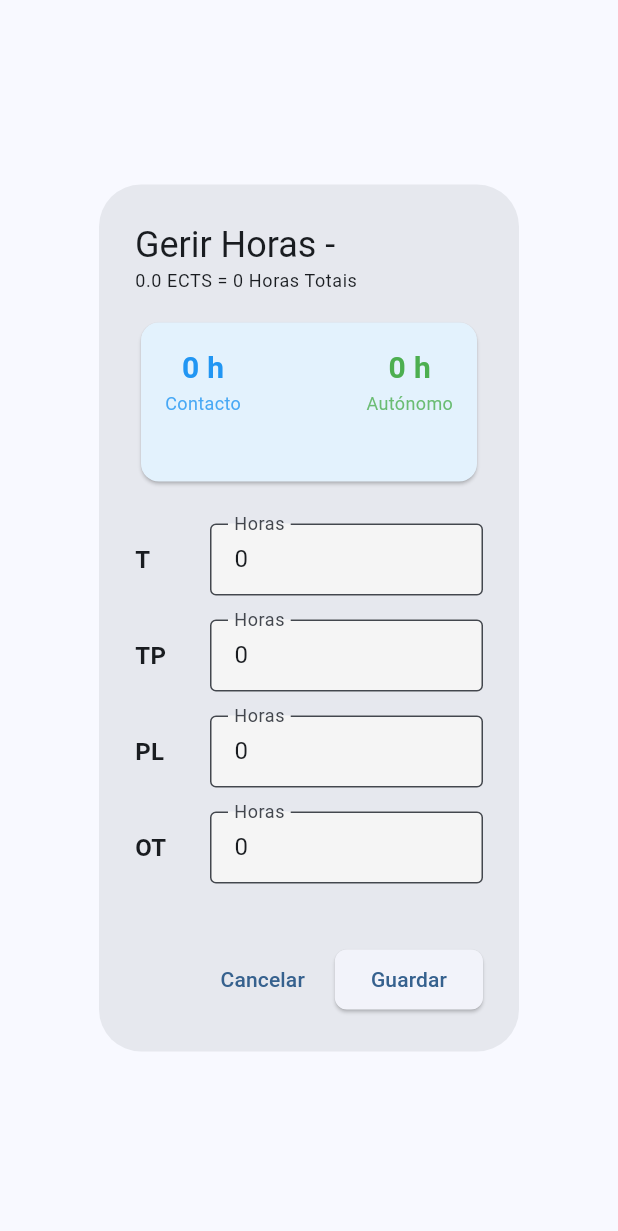
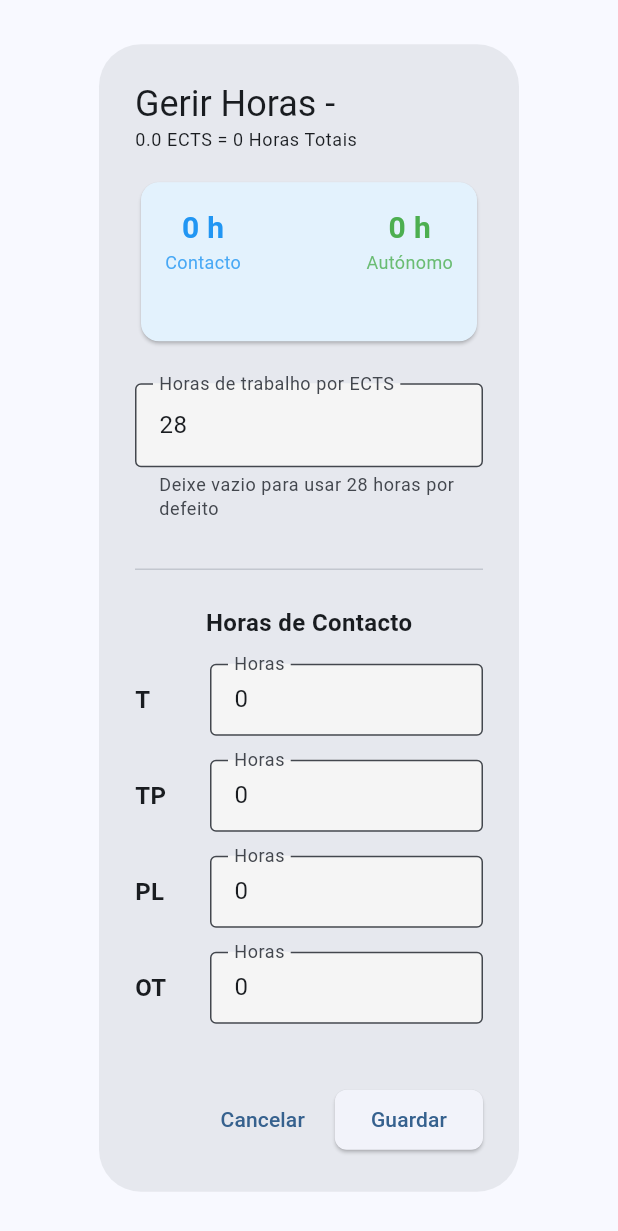
Before and after one commit to andre-frr/projetoLDS, a Flutter app: the UCHorasDialog widget shown alone on an empty page, opened directly with empty values, on a phone screen of 412 x 824 dp. Shown: the top 1231 px of the screen. Run offline on Flutter 3.47's test engine with Material 3 defaults, Android fonts, the light colour scheme and no system bars; our stand-ins replace dio, flutter_secure_storage, graphql_flutter, jwt_decoder, logger; accounts and stored records are empty; network calls fail.

Commit message:
Improve docente and UC dialogs with area and ECTS hours
Docente creation and editing dialogs now use a dropdown for selecting scientific area, improving usability and validation. UC hours dialog allows customizing hours per ECTS credit, making total hours calculation flexible. Also fixed Next.js server directory resolution for local and Docker environments.

```diff
--- a/mobile/lib/widgets/uc_horas_dialog.dart
+++ b/mobile/lib/widgets/uc_horas_dialog.dart
@@ -20,6 +20,9 @@ class _UCHorasDialogState extends State<UCHorasDialog> {
     'PL': TextEditingController(text: '0'),
     'OT': TextEditingController(text: '0'),
   };
+  final TextEditingController _horasPerCreditController = TextEditingController(
+    text: '28',
+  );
 
   @override
   void initState() {
@@ -32,6 +35,7 @@ class _UCHorasDialogState extends State<UCHorasDialog> {
     for (var controller in _controllers.values) {
       controller.dispose();
     }
+    _horasPerCreditController.dispose();
     super.dispose();
   }
 
@@ -51,7 +55,10 @@ class _UCHorasDialogState extends State<UCHorasDialog> {
     });
   }
 
-  int get _totalHoras => (widget.uc.ects * 28).round();
+  int get _totalHoras {
+    final horasPerCredit = int.tryParse(_horasPerCreditController.text.trim());
+    return (widget.uc.ects * (horasPerCredit ?? 28)).round();
+  }
 
   int get _contactHoras {
     int total = 0;
@@ -179,6 +186,31 @@ class _UCHorasDialogState extends State<UCHorasDialog> {
                       ),
                     ),
                     const SizedBox(height: 24),
+                    // Hours per credit input
+                    TextField(
+                      controller: _horasPerCreditController,
+                      keyboardType: TextInputType.number,
+                      decoration: const InputDecoration(
+                        labelText: 'Horas de trabalho por ECTS',
+                        hintText: '28 (padrão)',
+                        border: OutlineInputBorder(),
+                        helperText:
+                            'Deixe vazio para usar 28 horas por defeito',
+                        helperMaxLines: 2,
+                      ),
+                      onChanged: (_) => setState(() {}),
+                    ),
+                    const SizedBox(height: 24),
+                    const Divider(),
+                    const SizedBox(height: 16),
+                    const Text(
+                      'Horas de Contacto',
+                      style: TextStyle(
+                        fontWeight: FontWeight.bold,
+                        fontSize: 16,
+                      ),
+                    ),
+                    const SizedBox(height: 16),
                     // Inputs
                     for (var entry in _controllers.entries)
                       Padding(
```
Also changed, not shown: mobile/lib/screens/docentes_screen.dart (+118 -53 lines), 2 other files.
